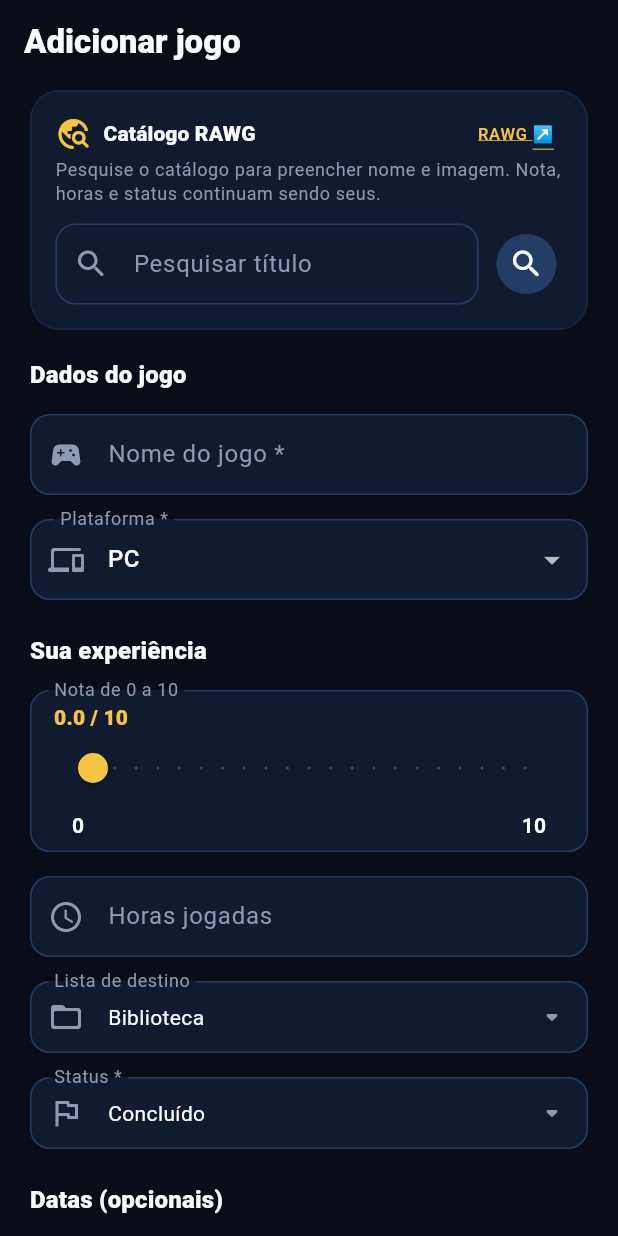
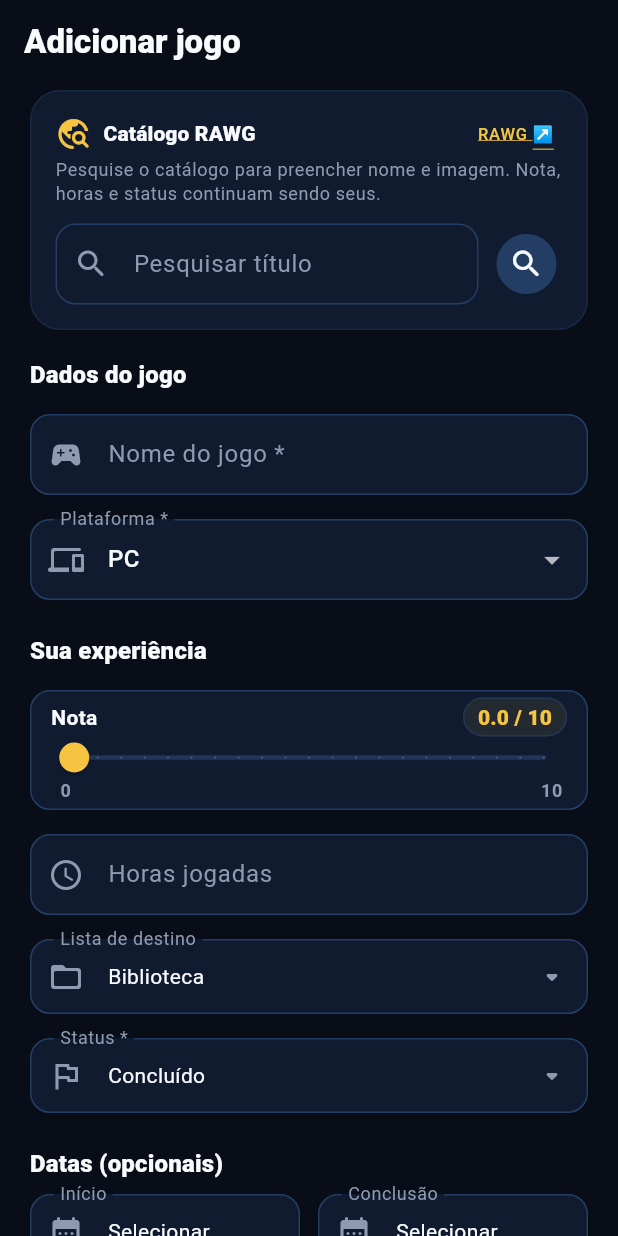
Before and after one commit to PedroOBertoni/MyGameList, a Flutter app: the GameFormScreen screen opened by its route, on a phone screen of 412 x 824 dp. Run offline on Flutter 3.47's test engine with Material 3 defaults, Android fonts, the phone set to English and light mode, and no system bars; our stand-ins replace cached_network_image, drift, drift_flutter, flutter_riverpod, go_router, material_ui and 1 more; accounts and stored records are empty.

Commit message:
FEAT: improve game library and game form
add multi-selection and bulk deletion for games

refine rating and date fields and prioritize PC as the default platform

standardize buttons and protect content from system navigation bars

configure VS Code run and build tasks with local API keys

update the README and resolve Dart analyzer diagnostics

```diff
--- a/lib/core/theme/app_theme.dart
+++ b/lib/core/theme/app_theme.dart
@@ -23,9 +23,24 @@ abstract final class AppSpace {
   static const lg = 24.0;
   static const xl = 32.0;
   static const radius = 20.0;
+  static const buttonRadius = 14.0;
+  static const primaryButtonHeight = 52.0;
+  static const primaryButtonPadding = EdgeInsets.symmetric(
+    horizontal: 24,
+    vertical: 12,
+  );
+  static const buttonShape = RoundedRectangleBorder(
+    borderRadius: BorderRadius.all(Radius.circular(buttonRadius)),
+  );
 }
 
 abstract final class AppTheme {
+  static ButtonStyle primaryActionButtonStyle() => FilledButton.styleFrom(
+    minimumSize: const Size.fromHeight(AppSpace.primaryButtonHeight),
+    padding: AppSpace.primaryButtonPadding,
+    shape: AppSpace.buttonShape,
+  );
+
   static ThemeData dark() {
     const scheme = ColorScheme(
       brightness: Brightness.dark,
@@ -95,6 +110,18 @@ abstract final class AppTheme {
       ),
       contentPadding: const EdgeInsets.symmetric(horizontal: 16, vertical: 15),
     ),
+    filledButtonTheme: FilledButtonThemeData(
+      style: FilledButton.styleFrom(shape: AppSpace.buttonShape),
+    ),
+    outlinedButtonTheme: OutlinedButtonThemeData(
+      style: OutlinedButton.styleFrom(shape: AppSpace.buttonShape),
+    ),
+    textButtonTheme: TextButtonThemeData(
+      style: TextButton.styleFrom(shape: AppSpace.buttonShape),
+    ),
+    elevatedButtonTheme: ElevatedButtonThemeData(
+      style: ElevatedButton.styleFrom(shape: AppSpace.buttonShape),
+    ),
     chipTheme: ChipThemeData(
       side: BorderSide.none,
       shape: RoundedRectangleBorder(borderRadius: BorderRadius.circular(99)),
--- a/lib/core/widgets/option_menu_field.dart
+++ b/lib/core/widgets/option_menu_field.dart
@@ -38,7 +38,6 @@ class OptionMenuField<T> extends StatelessWidget {
         labelText: label,
         prefixIcon: Icon(icon),
         suffixIcon: const Icon(Icons.arrow_drop_down_rounded),
-        contentPadding: const EdgeInsets.symmetric(horizontal: 12, vertical: 9),
       ),
       child: Text(valueLabel, maxLines: 1, overflow: TextOverflow.ellipsis),
     ),
--- a/lib/features/games/game_detail_screen.dart
+++ b/lib/features/games/game_detail_screen.dart
@@ -5,6 +5,7 @@ import 'package:intl/intl.dart';
 
 import '../../core/models/game.dart';
 import '../../core/providers/app_providers.dart';
+import '../../core/theme/app_theme.dart';
 import '../../core/widgets/game_cover_image.dart';
 import '../integrations/rawg_attribution_link.dart';
 
@@ -18,13 +19,16 @@ class GameDetailScreen extends ConsumerWidget {
     final gameAsync = ref.watch(gameProvider(gameId));
     return Scaffold(
       appBar: AppBar(title: const Text('Detalhes do jogo')),
-      body: gameAsync.when(
+      body: SafeArea(
+        top: false,
+        child: gameAsync.when(
           loading: () => const Center(child: CircularProgressIndicator()),
           error: (_, _) =>
               const Center(child: Text('Não foi possível carregar este jogo.')),
           data: (game) => game == null
               ? const Center(child: Text('Este jogo não está disponível.'))
               : _content(context, ref, game),
+        ),
       ),
     );
   }
@@ -113,6 +117,7 @@ class GameDetailScreen extends ConsumerWidget {
         onPressed: () => context.push('/games/${game.id}/edit'),
         icon: const Icon(Icons.edit_outlined),
         label: const Text('Editar jogo'),
+        style: AppTheme.primaryActionButtonStyle(),
       ),
       if (game.listType == GameListType.wishlist) ...[
         const SizedBox(height: 10),
--- a/lib/features/games/game_form_screen.dart
+++ b/lib/features/games/game_form_screen.dart
@@ -116,7 +116,9 @@ class _GameFormScreenState extends ConsumerState<GameFormScreen> {
     final editing = widget.gameId != null;
     return Scaffold(
       appBar: AppBar(title: Text(editing ? 'Editar jogo' : 'Adicionar jogo')),
-      body: SingleChildScrollView(
+      body: SafeArea(
+        top: false,
+        child: SingleChildScrollView(
           child: Padding(
             padding: const EdgeInsets.fromLTRB(20, 4, 20, 28),
             child: Form(
@@ -249,7 +251,8 @@ class _GameFormScreenState extends ConsumerState<GameFormScreen> {
                     onSelected: (value) => setState(() {
                       _listType = value;
                       if (_listType == GameListType.wishlist) _status = null;
-                    if (_listType == GameListType.library && _status == null) {
+                      if (_listType == GameListType.library &&
+                          _status == null) {
                         _status = GameStatus.completed;
                       }
                     }),
@@ -274,17 +277,27 @@ class _GameFormScreenState extends ConsumerState<GameFormScreen> {
                     ),
                   ),
                   const SizedBox(height: 8),
-                _dateTile(
+                  Row(
+                    crossAxisAlignment: CrossAxisAlignment.start,
+                    children: [
+                      Expanded(
+                        child: _dateTile(
                           context,
                           'Início',
                           _startDate,
                           (date) => setState(() => _startDate = date),
                         ),
-                _dateTile(
+                      ),
+                      const SizedBox(width: 12),
+                      Expanded(
+                        child: _dateTile(
                           context,
                           'Conclusão',
                           _completionDate,
                           (date) => setState(() => _completionDate = date),
+                        ),
+                      ),
+                    ],
                   ),
                   if (_startDate != null &&
                       _completionDate != null &&
@@ -314,9 +327,7 @@ class _GameFormScreenState extends ConsumerState<GameFormScreen> {
                           ? 'Salvar alterações'
                           : 'Salvar jogo',
                     ),
-                  style: FilledButton.styleFrom(
-                    minimumSize: const Size.fromHeight(52),
-                  ),
+                    style: AppTheme.primaryActionButtonStyle(),
                   ),
                   const SizedBox(height: 9),
                   Text(
@@ -331,26 +342,62 @@ class _GameFormScreenState extends ConsumerState<GameFormScreen> {
             ),
           ),
         ),
+      ),
     );
   }
 
-  Widget _ratingField(BuildContext context) => InputDecorator(
+  Widget _ratingField(BuildContext context) {
+    final theme = Theme.of(context);
+    final colors = theme.colorScheme;
+
+    return InputDecorator(
       isEmpty: false,
       decoration: const InputDecoration(
-      labelText: 'Nota de 0 a 10',
-      contentPadding: EdgeInsets.fromLTRB(12, 12, 12, 4),
+        contentPadding: EdgeInsets.fromLTRB(10, 6, 10, 4),
       ),
       child: Column(
+        mainAxisSize: MainAxisSize.min,
         crossAxisAlignment: CrossAxisAlignment.stretch,
         children: [
+          Row(
+            mainAxisAlignment: MainAxisAlignment.spaceBetween,
+            children: [
               Text(
-          '${_rating.toStringAsFixed(1)} / 10',
-          style: Theme.of(context).textTheme.titleSmall?.copyWith(
-            fontWeight: FontWeight.w800,
-            color: Theme.of(context).colorScheme.primary,
+                'Nota',
+                style: theme.textTheme.bodyMedium?.copyWith(
+                  fontWeight: FontWeight.w600,
                 ),
               ),
-        Slider(
+              Container(
+                padding: const EdgeInsets.symmetric(horizontal: 9, vertical: 2),
+                decoration: BoxDecoration(
+                  color: colors.primary.withValues(alpha: .08),
+                  borderRadius: BorderRadius.circular(99),
+                  border: Border.all(
+                    color: colors.outlineVariant.withValues(alpha: .65),
+                  ),
+                ),
+                child: Text(
+                  '${_rating.toStringAsFixed(1)} / 10',
+                  style: theme.textTheme.labelLarge?.copyWith(
+                    fontWeight: FontWeight.w800,
+                    color: colors.primary,
+                  ),
+                ),
+              ),
+            ],
+          ),
+          SliderTheme(
+            data: SliderTheme.of(context).copyWith(
+              trackHeight: 3,
+              activeTrackColor: colors.primary,
+              inactiveTrackColor: colors.outlineVariant.withValues(alpha: .8),
+              thumbColor: colors.primary,
+              overlayColor: colors.primary.withValues(alpha: .14),
+              thumbShape: const RoundSliderThumbShape(enabledThumbRadius: 10),
+              overlayShape: const RoundSliderOverlayShape(overlayRadius: 14),
+            ),
+            child: Slider(
               value: _rating,
               min: 0,
               max: 10,
@@ -360,30 +407,38 @@ class _GameFormScreenState extends ConsumerState<GameFormScreen> {
                   '${value.toStringAsFixed(1)} de 10',
               onChanged: (value) => setState(() => _rating = value),
             ),
-        const SizedBox(height: 4),
-        Padding(
-          padding: const EdgeInsets.symmetric(horizontal: 12),
-          child: Row(
+          ),
+          Row(
             mainAxisAlignment: MainAxisAlignment.spaceBetween,
             children: [
-              Text(
+              SizedBox(
+                width: 20,
+                child: Text(
                   '0',
-                style: Theme.of(
-                  context,
-                ).textTheme.titleSmall?.copyWith(fontWeight: FontWeight.w700),
+                  textAlign: TextAlign.center,
+                  style: theme.textTheme.labelMedium?.copyWith(
+                    color: colors.onSurfaceVariant,
+                    fontWeight: FontWeight.w700,
                   ),
-              Text(
+                ),
+              ),
+              SizedBox(
+                width: 20,
+                child: Text(
                   '10',
-                style: Theme.of(
-                  context,
-                ).textTheme.titleSmall?.copyWith(fontWeight: FontWeight.w700),
+                  textAlign: TextAlign.center,
+                  style: theme.textTheme.labelMedium?.copyWith(
+                    color: colors.onSurfaceVariant,
+                    fontWeight: FontWeight.w700,
                   ),
-            ],
                 ),
               ),
             ],
           ),
+        ],
+      ),
     );
+  }
 
   Widget _catalogPanel(BuildContext context) => Container(
     padding: const EdgeInsets.all(16),
@@ -680,41 +735,74 @@ class _GameFormScreenState extends ConsumerState<GameFormScreen> {
     String label,
     DateTime? value,
     ValueChanged<DateTime?> onChanged,
-  ) => Padding(
-    padding: const EdgeInsets.only(top: 8),
-    child: Row(
+  ) {
+    final borderRadius = BorderRadius.circular(AppSpace.radius / 1.5);
+
+    return Stack(
       children: [
-        Expanded(
-          child: OutlinedButton.icon(
-            onPressed: () async {
+        Material(
+          color: Colors.transparent,
+          child: InkWell(
+            borderRadius: borderRadius,
+            onTap: () async {
               final date = await showDatePicker(
                 context: context,
                 initialDate: value ?? DateTime.now(),
                 firstDate: DateTime(1970),
                 lastDate: DateTime.now().add(const Duration(days: 365 * 20)),
                 helpText: 'Selecionar data de $label'.toLowerCase(),
+                builder: (context, child) => Center(
+                  child: ConstrainedBox(
+                    constraints: const BoxConstraints(
+                      maxWidth: 344,
+                      maxHeight: 540,
+                    ),
+                    child: child!,
+                  ),
+                ),
               );
               if (date != null) onChanged(date);
             },
-            icon: const Icon(Icons.calendar_month_rounded),
-            label: Text(
-              '$label: ${value == null ? 'não informada' : DateFormat('dd/MM/yyyy').format(value)}',
+            child: InputDecorator(
+              isEmpty: false,
+              decoration: InputDecoration(
+                labelText: label,
+                prefixIcon: const Icon(Icons.calendar_month_rounded),
               ),
-            style: OutlinedButton.styleFrom(
-              alignment: Alignment.centerLeft,
-              minimumSize: const Size.fromHeight(48),
+              child: Text(
+                value == null
+                    ? 'Selecionar'
+                    : DateFormat('dd/MM/yyyy').format(value),
+                maxLines: 1,
+                overflow: TextOverflow.ellipsis,
+              ),
             ),
           ),
         ),
         if (value != null)
-          IconButton(
+          Positioned(
+            top: 0,
+            right: 3,
+            child: SizedBox(
+              width: 24,
+              height: 24,
+              child: IconButton(
                 tooltip: 'Limpar data de $label',
                 onPressed: () => onChanged(null),
+                padding: EdgeInsets.zero,
+                visualDensity: VisualDensity.compact,
+                constraints: const BoxConstraints.tightFor(
+                  width: 24,
+                  height: 24,
+                ),
                 icon: const Icon(Icons.close_rounded),
+                iconSize: 16,
+              ),
+            ),
           ),
       ],
-    ),
     );
+  }
 
   void _onCatalogQueryChanged(String value) {
     _catalogDebounce?.cancel();
@@ -864,12 +952,12 @@ class _GameFormScreenState extends ConsumerState<GameFormScreen> {
   String? _platformFromRawg(List<String> names) {
     final normalized = names.map((name) => name.toLowerCase()).toList();
     const families = <(String, String)>[
+      ('pc', 'pc'),
+      ('windows', 'pc'),
       ('playstation', 'playstation'),
       ('xbox', 'xbox'),
       ('nintendo', 'nintendo'),
       ('switch', 'nintendo'),
-      ('pc', 'pc'),
-      ('windows', 'pc'),
     ];
     for (final family in families) {
       if (normalized.any((name) => name.contains(family.$1))) return family.$2;
--- a/lib/features/integrations/rawg_catalog_gateway.dart
+++ b/lib/features/integrations/rawg_catalog_gateway.dart
@@ -192,7 +192,7 @@ class RawgCatalogGateway implements GameCatalogGateway {
   void _requireApiKey() {
     if (_apiKey.trim().isEmpty || _apiKey == 'INSERIR_CHAVE_AQUI') {
       throw const IntegrationNotConfiguredException(
-        'Chave RAWG ausente. Configure RAWG_API_KEY em config/rawg.local.json e reinicie o app',
+        'RAWG_API_KEY não foi passada ao app. Inicie pelo perfil MyGameList (catálogos) no VS Code ou use flutter run --dart-define-from-file=config/rawg.local.json; o Flutter não carrega .env automaticamente.',
       );
     }
   }
--- a/lib/features/library/game_list_screen.dart
+++ b/lib/features/library/game_list_screen.dart
@@ -154,9 +154,7 @@ class _GameListScreenState extends ConsumerState<GameListScreen> {
             ),
           ),
         if (_selectionMode)
-          SliverToBoxAdapter(
-            child: _selectionToolbar(context, displayedGames),
-          ),
+          SliverToBoxAdapter(child: _selectionToolbar(context, displayedGames)),
         if (visible.isEmpty)
           SliverFillRemaining(
             hasScrollBody: false,
@@ -235,10 +233,7 @@ class _GameListScreenState extends ConsumerState<GameListScreen> {
     useImageBackground: true,
   );
 
-  Widget _selectionToolbar(
-    BuildContext context,
-    List<Game> allGames,
-  ) {
+  Widget _selectionToolbar(BuildContext context, List<Game> allGames) {
     final allGameIds = allGames.map((game) => game.id).toSet();
     final allGamesSelected =
         allGameIds.isNotEmpty && allGameIds.every(_selectedGameIds.contains);
@@ -274,9 +269,7 @@ class _GameListScreenState extends ConsumerState<GameListScreen> {
                       ? null
                       : () => _toggleGamesSelection(allGames),
                   child: Text(
-                    allGamesSelected
-                        ? 'Desmarcar todos'
-                        : 'Selecionar todos',
+                    allGamesSelected ? 'Desmarcar todos' : 'Selecionar todos',
                   ),
                 ),
                 IconButton(
@@ -1241,8 +1234,7 @@ class GameCard extends StatelessWidget {
               child: Row(
                 crossAxisAlignment: CrossAxisAlignment.center,
                 children: [
-                  Container(
-                    child: Row(
+                  Row(
                     mainAxisSize: MainAxisSize.min,
                     children: [
                       SizedBox(
@@ -1271,10 +1263,8 @@ class GameCard extends StatelessWidget {
                       ),
                     ],
                   ),
-                  ),
                   SizedBox(width: narrow ? 5 : 7),
                   Expanded(
-                    child: Container(
                     child: Column(
                       mainAxisSize: MainAxisSize.min,
                       crossAxisAlignment: CrossAxisAlignment.start,
@@ -1294,9 +1284,7 @@ class GameCard extends StatelessWidget {
                         LayoutBuilder(
                           builder: (context, constraints) {
                             return Padding(
-                                padding: const EdgeInsets.symmetric(
-                                  vertical: 4,
-                                ),
+                              padding: const EdgeInsets.symmetric(vertical: 4),
                               child: Align(
                                 alignment: Alignment.centerLeft,
                                 child: SizedBox(
@@ -1333,10 +1321,8 @@ class GameCard extends StatelessWidget {
                       ],
                     ),
                   ),
-                  ),
                   const SizedBox(width: 8),
-                  Container(
-                    child: Row(
+                  Row(
                     mainAxisSize: MainAxisSize.min,
                     crossAxisAlignment: CrossAxisAlignment.center,
                     children: [
@@ -1353,9 +1339,7 @@ class GameCard extends StatelessWidget {
                                   vertical: 5,
                                 ),
                                 decoration: BoxDecoration(
-                                    color: AppColors.gold.withValues(
-                                      alpha: .08,
-                                    ),
+                                  color: AppColors.gold.withValues(alpha: .08),
                                   borderRadius: BorderRadius.circular(12),
                                   border: Border.all(
                                     color: AppColors.gold.withValues(
@@ -1403,7 +1387,6 @@ class GameCard extends StatelessWidget {
                         selectionMode: selectionMode,
                       ),
                     ],
-                    ),
                   ),
                 ],
               ),
--- a/lib/features/library/library_header_art.dart
+++ b/lib/features/library/library_header_art.dart
@@ -94,9 +94,11 @@ class LibraryHeaderArt extends StatelessWidget {
                   ),
                   Material(
                     color: AppColors.gold,
-                    borderRadius: BorderRadius.circular(14),
+                    borderRadius: BorderRadius.circular(AppSpace.buttonRadius),
                     child: InkWell(
-                      borderRadius: BorderRadius.circular(14),
+                      borderRadius: BorderRadius.circular(
+                        AppSpace.buttonRadius,
+                      ),
                       onTap: onAdd,
                       child: const SizedBox(
                         width: 42,
--- a/lib/features/settings/settings_screen.dart
+++ b/lib/features/settings/settings_screen.dart
@@ -6,7 +6,6 @@ import 'package:flutter_riverpod/flutter_riverpod.dart';
 import '../../core/models/game.dart';
 import '../../core/providers/app_providers.dart';
 import '../../core/theme/app_theme.dart';
-import '../integrations/integration_contracts.dart';
 import '../integrations/rawg_attribution_link.dart';
 
 class SettingsScreen extends ConsumerStatefulWidget {
@@ -217,7 +216,7 @@ class _SettingsScreenState extends ConsumerState<SettingsScreen> {
                       'Dependências preparadas · projeto ainda não configurado',
                   state: 'Pendente',
                 ),
-                Divider(height: 1, indent: 58, endIndent: 16),
+                const Divider(height: 1, indent: 58, endIndent: 16),
                 const _IntegrationRow(
                   icon: Icons.search_rounded,
                   title: 'RAWG',
@@ -225,7 +224,7 @@ class _SettingsScreenState extends ConsumerState<SettingsScreen> {
                       'Pesquisa direta; configure a chave local para ativar',
                   state: 'Opcional',
                 ),
-                Divider(height: 1, indent: 58, endIndent: 16),
+                const Divider(height: 1, indent: 58, endIndent: 16),
                 _IntegrationRow(
                   icon: Icons.sports_esports_outlined,
                   title: 'Steam',
@@ -240,7 +239,7 @@ class _SettingsScreenState extends ConsumerState<SettingsScreen> {
                       ? 'Disponível'
                       : 'Vinculada',
                 ),
-                Divider(height: 1, indent: 58, endIndent: 16),
+                const Divider(height: 1, indent: 58, endIndent: 16),
                 const _IntegrationRow(
                   icon: Icons.gamepad_outlined,
                   title: 'Epic Games',
```
Also changed, not shown: 3 other files. Lines whose indentation alone changed are shown as unchanged.
